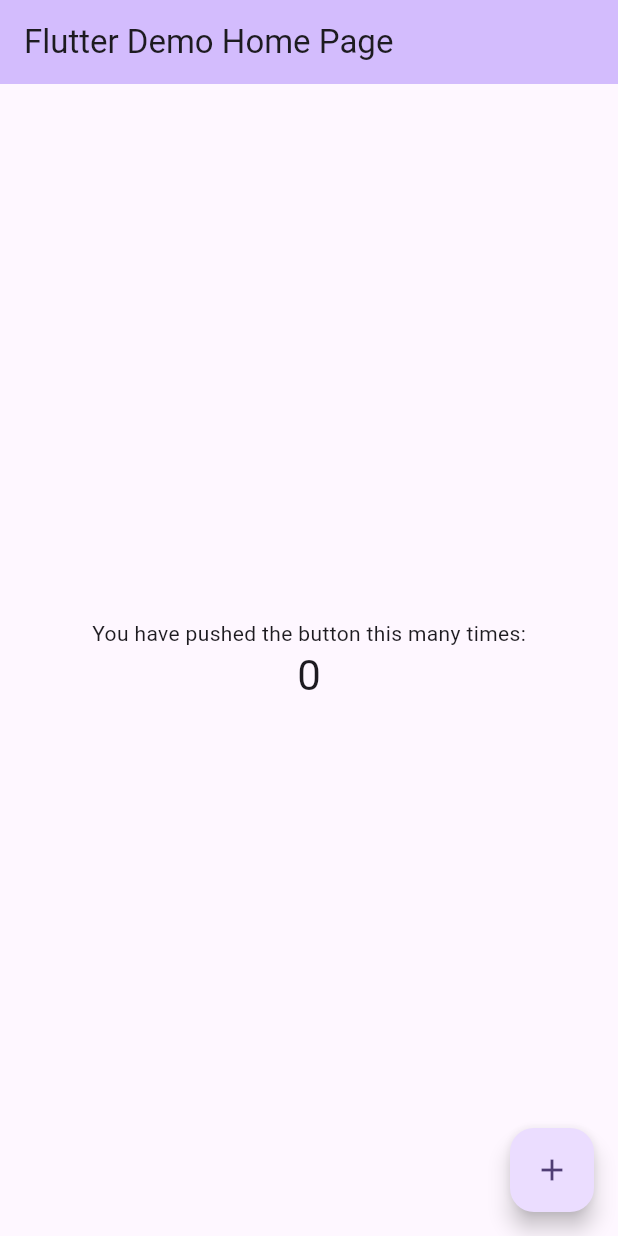
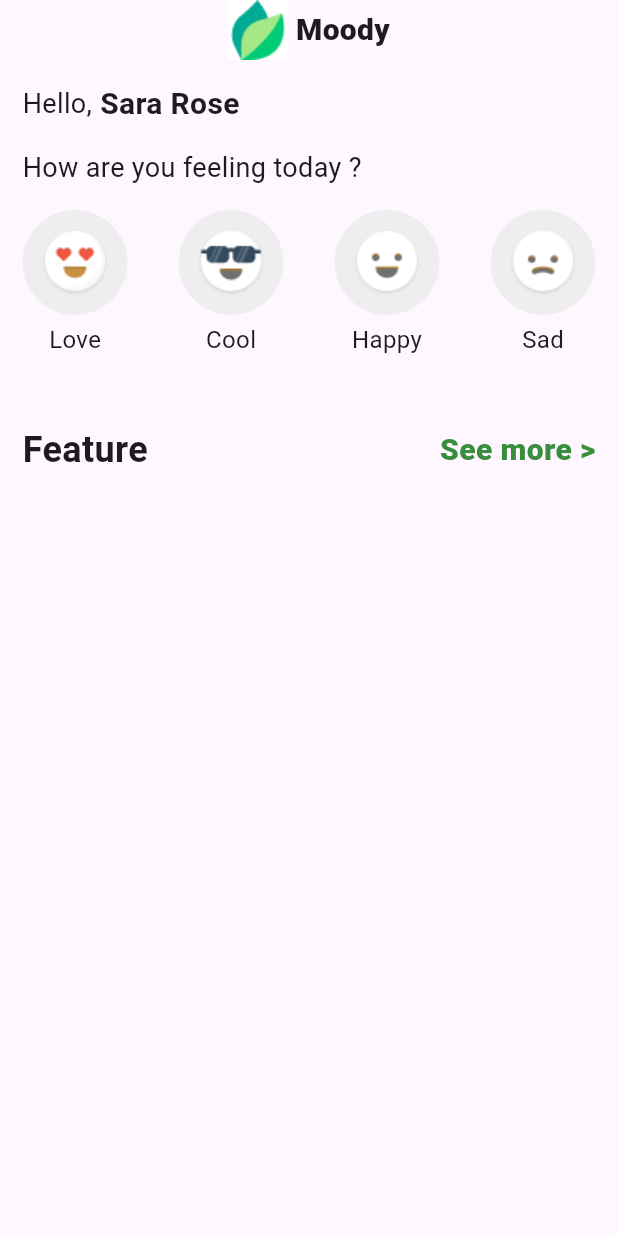
Before and after one commit to mohamed-Ihab55/task_2_flutter502, a Flutter app: the screen it shows after launch, on a phone screen of 412 x 824 dp. Run offline on Flutter 3.47's test engine with Material 3 defaults, Android fonts, the phone set to English and light mode, and no system bars.

Commit message:
Version1

```diff
--- a/lib/main.dart
+++ b/lib/main.dart
@@ -1,122 +1,18 @@
 import 'package:flutter/material.dart';
+import 'package:task_2_flutter502/views/home_page.dart';
 
 void main() {
-  runApp(const MyApp());
+  runApp(const FLutterTask2());
 }
 
-class MyApp extends StatelessWidget {
-  const MyApp({super.key});
+class FLutterTask2 extends StatelessWidget {
+  const FLutterTask2({super.key});
 
   // This widget is the root of your application.
   @override
   Widget build(BuildContext context) {
     return MaterialApp(
-      title: 'Flutter Demo',
-      theme: ThemeData(
-        // This is the theme of your application.
-        //
-        // TRY THIS: Try running your application with "flutter run". You'll see
-        // the application has a purple toolbar. Then, without quitting the app,
-        // try changing the seedColor in the colorScheme below to Colors.green
-        // and then invoke "hot reload" (save your changes or press the "hot
-        // reload" button in a Flutter-supported IDE, or press "r" if you used
-        // the command line to start the app).
-        //
-        // Notice that the counter didn't reset back to zero; the application
-        // state is not lost during the reload. To reset the state, use hot
-        // restart instead.
-        //
-        // This works for code too, not just values: Most code changes can be
-        // tested with just a hot reload.
-        colorScheme: ColorScheme.fromSeed(seedColor: Colors.deepPurple),
-      ),
-      home: const MyHomePage(title: 'Flutter Demo Home Page'),
+      home: HomePage(),
     );
   }
 }
-
-class MyHomePage extends StatefulWidget {
-  const MyHomePage({super.key, required this.title});
-
-  // This widget is the home page of your application. It is stateful, meaning
-  // that it has a State object (defined below) that contains fields that affect
-  // how it looks.
-
-  // This class is the configuration for the state. It holds the values (in this
-  // case the title) provided by the parent (in this case the App widget) and
-  // used by the build method of the State. Fields in a Widget subclass are
-  // always marked "final".
-
-  final String title;
-
-  @override
-  State<MyHomePage> createState() => _MyHomePageState();
-}
-
-class _MyHomePageState extends State<MyHomePage> {
-  int _counter = 0;
-
-  void _incrementCounter() {
-    setState(() {
-      // This call to setState tells the Flutter framework that something has
-      // changed in this State, which causes it to rerun the build method below
-      // so that the display can reflect the updated values. If we changed
-      // _counter without calling setState(), then the build method would not be
-      // called again, and so nothing would appear to happen.
-      _counter++;
-    });
-  }
-
-  @override
-  Widget build(BuildContext context) {
-    // This method is rerun every time setState is called, for instance as done
-    // by the _incrementCounter method above.
-    //
-    // The Flutter framework has been optimized to make rerunning build methods
-    // fast, so that you can just rebuild anything that needs updating rather
-    // than having to individually change instances of widgets.
-    return Scaffold(
-      appBar: AppBar(
-        // TRY THIS: Try changing the color here to a specific color (to
-        // Colors.amber, perhaps?) and trigger a hot reload to see the AppBar
-        // change color while the other colors stay the same.
-        backgroundColor: Theme.of(context).colorScheme.inversePrimary,
-        // Here we take the value from the MyHomePage object that was created by
-        // the App.build method, and use it to set our appbar title.
-        title: Text(widget.title),
-      ),
-      body: Center(
-        // Center is a layout widget. It takes a single child and positions it
-        // in the middle of the parent.
-        child: Column(
-          // Column is also a layout widget. It takes a list of children and
-          // arranges them vertically. By default, it sizes itself to fit its
-          // children horizontally, and tries to be as tall as its parent.
-          //
-          // Column has various properties to control how it sizes itself and
-          // how it positions its children. Here we use mainAxisAlignment to
-          // center the children vertically; the main axis here is the vertical
-          // axis because Columns are vertical (the cross axis would be
-          // horizontal).
-          //
-          // TRY THIS: Invoke "debug painting" (choose the "Toggle Debug Paint"
-          // action in the IDE, or press "p" in the console), to see the
-          // wireframe for each widget.
-          mainAxisAlignment: MainAxisAlignment.center,
-          children: <Widget>[
-            const Text('You have pushed the button this many times:'),
-            Text(
-              '$_counter',
-              style: Theme.of(context).textTheme.headlineMedium,
-            ),
-          ],
-        ),
-      ),
-      floatingActionButton: FloatingActionButton(
-        onPressed: _incrementCounter,
-        tooltip: 'Increment',
-        child: const Icon(Icons.add),
-      ), // This trailing comma makes auto-formatting nicer for build methods.
-    );
-  }
-}
--- /dev/null
+++ b/lib/views/home_page.dart
@@ -0,0 +1,180 @@
+import 'package:flutter/material.dart';
+
+class HomePage extends StatelessWidget {
+  const HomePage({super.key});
+
+  @override
+  Widget build(BuildContext context) {
+    return Scaffold(
+      body: SafeArea(
+        child: SingleChildScrollView(
+          // spacing: 10,
+          child: Padding(
+            padding: const EdgeInsets.symmetric(horizontal: 15.0),
+            child: Column(
+              spacing: 15,
+              children: [
+                Row(
+                  mainAxisAlignment: MainAxisAlignment.center,
+                  children: [
+                    Image.asset("assets/images/logo_n.jpg"),
+                    Text(
+                      ' Moody',
+                      style: TextStyle(
+                        fontSize: 20,
+                        fontWeight: FontWeight.w800,
+                      ),
+                    ),
+                  ],
+                ),
+                // Text.rich(textSpan(childern))
+                Row(
+                  children: [
+                    Text(
+                      'Hello,',
+                      style: TextStyle(
+                        fontSize: 18,
+                        fontWeight: FontWeight.normal,
+                      ),
+                    ),
+                    Text(
+                      ' Sara Rose',
+                      style: TextStyle(
+                        fontSize: 20,
+                        fontWeight: FontWeight.bold,
+                      ),
+                    ),
+                  ],
+                ),
+                Row(
+                  children: [
+                    Text(
+                      'How are you feeling today ?',
+                      style: TextStyle(
+                        fontSize: 18,
+                        fontWeight: FontWeight.normal,
+                      ),
+                    ),
+                  ],
+                ),
+                Row(
+                  mainAxisAlignment: MainAxisAlignment.spaceBetween,
+                  children: [
+                    Column(
+                      spacing: 5,
+                      children: [
+                        Container(
+                          width: 70,
+                          height: 70,
+                          child: Image.asset("assets/images/Frame.png"),
+                          decoration: BoxDecoration(
+                            borderRadius: BorderRadius.circular(50),
+                            color: Colors.grey.shade200,
+                          ),
+                        ),
+                        Text(
+                          'Love',
+                          style: TextStyle(
+                            fontSize: 16,
+                            fontWeight: FontWeight.w400,
+                          ),
+                        ),
+                      ],
+                    ),
+                    Column(
+                      spacing: 5,
+
+                      children: [
+                        Container(
+                          width: 70,
+                          height: 70,
+                          child: Image.asset("assets/images/Frame_1.png"),
+                          decoration: BoxDecoration(
+                            borderRadius: BorderRadius.circular(50),
+                            color: Colors.grey.shade200,
+                          ),
+                        ),
+                        Text(
+                          'Cool',
+                          style: TextStyle(
+                            fontSize: 16,
+                            fontWeight: FontWeight.w400,
+                          ),
+                        ),
+                      ],
+                    ),
+                    Column(
+                      spacing: 5,
+
+                      children: [
+                        Container(
+                          width: 70,
+                          height: 70,
+                          child: Image.asset("assets/images/Frame_2.png"),
+                          decoration: BoxDecoration(
+                            borderRadius: BorderRadius.circular(50),
+                            color: Colors.grey.shade200,
+                          ),
+                        ),
+                        Text(
+                          'Happy',
+                          style: TextStyle(
+                            fontSize: 16,
+                            fontWeight: FontWeight.w400,
+                          ),
+                        ),
+                      ],
+                    ),
+                    Column(
+                      spacing: 5,
+
+                      children: [
+                        Container(
+                          width: 70,
+                          height: 70,
+                          child: Image.asset("assets/images/Frame_3.png"),
+                          decoration: BoxDecoration(
+                            borderRadius: BorderRadius.circular(50),
+                            color: Colors.grey.shade200,
+                          ),
+                        ),
+                        Text(
+                          'Sad',
+                          style: TextStyle(
+                            fontSize: 16,
+                            fontWeight: FontWeight.w400,
+                          ),
+                        ),
+                      ],
+                    ),
+                  ],
+                ),
+                SizedBox(height: 15),
+                Row(
+                  mainAxisAlignment: MainAxisAlignment.spaceBetween,
+                  children: [
+                    Text(
+                      'Feature',
+                      style: TextStyle(
+                        fontWeight: FontWeight.bold,
+                        fontSize: 24,
+                      ),
+                    ),
+                    Text(
+                      'See more >',
+                      style: TextStyle(
+                        fontWeight: FontWeight.w900,
+                        fontSize: 20,
+                        color: Colors.green.shade700,
+                      ),
+                    ),
+                  ],
+                ),
+              ],
+            ),
+          ),
+        ),
+      ),
+    );
+  }
+}
```
Also changed, not shown: pubspec.yaml (+8 -4 lines), assets/images/Frame.png (added), assets/images/Frame_1.png (added), assets/images/Frame_2.png (added), assets/images/Frame_3.png (added), assets/images/logo.png (added), assets/images/logo_n.jpg (added).
